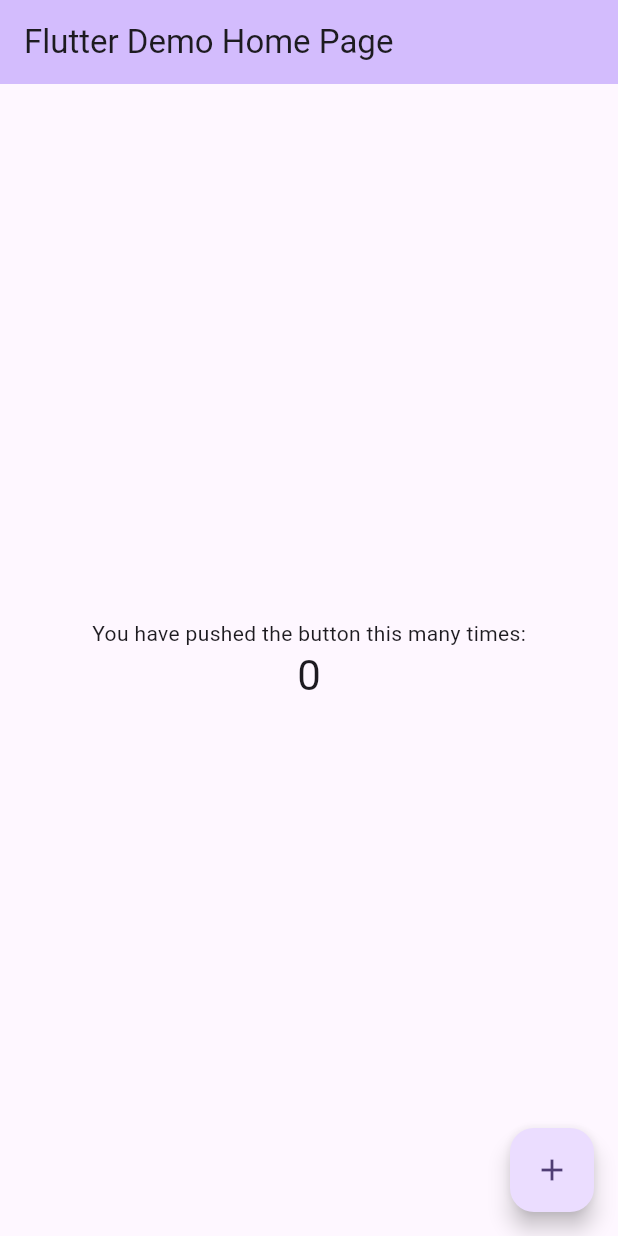
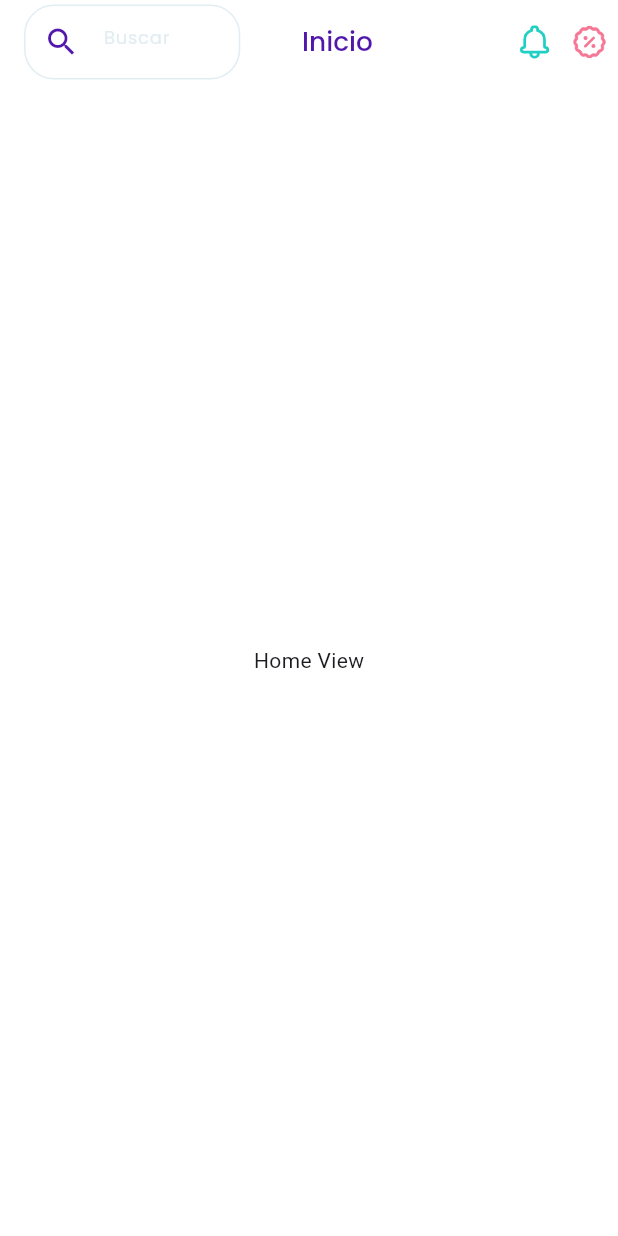
Before and after one commit to Mahmoudshady20/jabal_task, a Flutter app: the screen it shows after launch, on a phone screen of 412 x 824 dp. Run offline on Flutter 3.47's test engine with Material 3 defaults, Android fonts, the phone set to English and light mode, and no system bars; our stand-ins replace flutter_svg, google_fonts.

Commit message:
1- finish appBar

```diff
--- /dev/null
+++ b/lib/features/home_feature/presentation/views/home_view.dart
@@ -0,0 +1,16 @@
+import 'package:flutter/material.dart';
+import 'package:jabal_task/features/home_feature/presentation/views/widgets/custom_app_bar.dart';
+
+class HomeView extends StatelessWidget {
+  static const String routeName = 'homeView';
+  const HomeView({super.key});
+
+  @override
+  Widget build(BuildContext context) {
+    return Scaffold(
+      backgroundColor: Colors.white,
+      appBar: CustomAppBar(),
+      body: Center(child: Text('Home View')),
+    );
+  }
+}
--- /dev/null
+++ b/lib/features/home_feature/presentation/views/widgets/custom_app_bar.dart
@@ -0,0 +1,59 @@
+import 'package:flutter/material.dart';
+import 'package:flutter_svg/flutter_svg.dart';
+import 'package:google_fonts/google_fonts.dart';
+import 'package:jabal_task/core/utils/app_styles.dart';
+import 'package:jabal_task/features/home_feature/presentation/views/widgets/search_widget.dart';
+
+class CustomAppBar extends StatelessWidget implements PreferredSizeWidget {
+  const CustomAppBar({super.key});
+
+  @override
+  Widget build(BuildContext context) {
+    return AppBar(
+      backgroundColor: Colors.transparent,
+      elevation: 0,
+      actions: [
+        Padding(
+          padding: const EdgeInsets.all(8.0),
+          child: InkWell(
+            child: SvgPicture.asset(
+              'assets/images/notification.svg',
+            ),
+          ),
+        ),
+        Padding(
+          padding: const EdgeInsets.all(8.0),
+          child: InkWell(
+            child: SvgPicture.asset(
+              'assets/images/leading2.svg',
+            ),
+          ),
+        ),
+      ],
+      title: Row(
+        children: [
+          const SearchWidget(),
+          SizedBox(
+            width: MediaQuery.sizeOf(context).width * .1,
+          ),
+          Center(
+            child: Text(
+              'Inicio',
+              style: GoogleFonts.poppins(
+                color: const Color(0xFF5117AC),
+                fontSize: AppStyles.getResponsiveFontSize(
+                  context,
+                  fontSize: 22,
+                ),
+                fontWeight: FontWeight.w500,
+              ),
+            ),
+          ),
+        ],
+      ),
+    );
+  }
+
+  @override
+  Size get preferredSize => const Size.fromHeight(kToolbarHeight);
+}
--- /dev/null
+++ b/lib/features/home_feature/presentation/views/widgets/search_widget.dart
@@ -0,0 +1,38 @@
+import 'package:flutter/material.dart';
+import 'package:google_fonts/google_fonts.dart';
+
+import '../../../../../core/utils/app_styles.dart';
+
+class SearchWidget extends StatelessWidget {
+  const SearchWidget({super.key});
+
+  @override
+  Widget build(BuildContext context) {
+    return Container(
+      width: MediaQuery.sizeOf(context).width * .35,
+      decoration: BoxDecoration(
+          color: Colors.white,
+          borderRadius: BorderRadius.circular(20),
+          border: Border.all(
+            color: const Color(0xFFE2EDF2),
+          )),
+      child: TextField(
+        decoration: InputDecoration(
+          border: InputBorder.none,
+          prefixIcon: Icon(
+            Icons.search,
+            color: Color(0xFF5117AC),
+          ),
+          hintText: 'Buscar',
+          hintStyle: GoogleFonts.poppins(
+            color: const Color(0xFFE2EDF2),
+            fontSize: AppStyles.getResponsiveFontSize(
+              context,
+              fontSize: 15,
+            ),
+          ),
+        ),
+      ),
+    );
+  }
+}
--- a/lib/main.dart
+++ b/lib/main.dart
@@ -1,10 +1,10 @@
 import 'package:flutter/material.dart';
+import 'package:jabal_task/features/home_feature/presentation/views/home_view.dart';
 
 void main() {
   runApp(const MyApp());
 }
 
-//GoogleFonts.lato(),
 class MyApp extends StatelessWidget {
   const MyApp({super.key});
 
@@ -12,115 +12,12 @@ class MyApp extends StatelessWidget {
   @override
   Widget build(BuildContext context) {
     return MaterialApp(
-      title: 'Flutter Demo',
-      theme: ThemeData(
-        // This is the theme of your application.
-        //
-        // TRY THIS: Try running your application with "flutter run". You'll see
-        // the application has a purple toolbar. Then, without quitting the app,
-        // try changing the seedColor in the colorScheme below to Colors.green
-        // and then invoke "hot reload" (save your changes or press the "hot
-        // reload" button in a Flutter-supported IDE, or press "r" if you used
-        // the command line to start the app).
-        //
-        // Notice that the counter didn't reset back to zero; the application
-        // state is not lost during the reload. To reset the state, use hot
-        // restart instead.
-        //
-        // This works for code too, not just values: Most code changes can be
-        // tested with just a hot reload.
-        colorScheme: ColorScheme.fromSeed(seedColor: Colors.deepPurple),
-        useMaterial3: true,
-      ),
-      home: const MyHomePage(title: 'Flutter Demo Home Page'),
+      debugShowCheckedModeBanner: false,
+      title: 'Jabal Task',
+      routes: {
+        HomeView.routeName: (context) => const HomeView(),
+      },
+      initialRoute: HomeView.routeName,
     );
   }
 }
-
-class MyHomePage extends StatefulWidget {
-  const MyHomePage({super.key, required this.title});
-
-  // This widget is the home page of your application. It is stateful, meaning
-  // that it has a State object (defined below) that contains fields that affect
-  // how it looks.
-
-  // This class is the configuration for the state. It holds the values (in this
-  // case the title) provided by the parent (in this case the App widget) and
-  // used by the build method of the State. Fields in a Widget subclass are
-  // always marked "final".
-
-  final String title;
-
-  @override
-  State<MyHomePage> createState() => _MyHomePageState();
-}
-
-class _MyHomePageState extends State<MyHomePage> {
-  int _counter = 0;
-
-  void _incrementCounter() {
-    setState(() {
-      // This call to setState tells the Flutter framework that something has
-      // changed in this State, which causes it to rerun the build method below
-      // so that the display can reflect the updated values. If we changed
-      // _counter without calling setState(), then the build method would not be
-      // called again, and so nothing would appear to happen.
-      _counter++;
-    });
-  }
-
-  @override
-  Widget build(BuildContext context) {
-    // This method is rerun every time setState is called, for instance as done
-    // by the _incrementCounter method above.
-    //
-    // The Flutter framework has been optimized to make rerunning build methods
-    // fast, so that you can just rebuild anything that needs updating rather
-    // than having to individually change instances of widgets.
-    return Scaffold(
-      appBar: AppBar(
-        // TRY THIS: Try changing the color here to a specific color (to
-        // Colors.amber, perhaps?) and trigger a hot reload to see the AppBar
-        // change color while the other colors stay the same.
-        backgroundColor: Theme.of(context).colorScheme.inversePrimary,
-        // Here we take the value from the MyHomePage object that was created by
-        // the App.build method, and use it to set our appbar title.
-        title: Text(widget.title),
-      ),
-      body: Center(
-        // Center is a layout widget. It takes a single child and positions it
-        // in the middle of the parent.
-        child: Column(
-          // Column is also a layout widget. It takes a list of children and
-          // arranges them vertically. By default, it sizes itself to fit its
-          // children horizontally, and tries to be as tall as its parent.
-          //
-          // Column has various properties to control how it sizes itself and
-          // how it positions its children. Here we use mainAxisAlignment to
-          // center the children vertically; the main axis here is the vertical
-          // axis because Columns are vertical (the cross axis would be
-          // horizontal).
-          //
-          // TRY THIS: Invoke "debug painting" (choose the "Toggle Debug Paint"
-          // action in the IDE, or press "p" in the console), to see the
-          // wireframe for each widget.
-          mainAxisAlignment: MainAxisAlignment.center,
-          children: <Widget>[
-            const Text(
-              'You have pushed the button this many times:',
-            ),
-            Text(
-              '$_counter',
-              style: Theme.of(context).textTheme.headlineMedium,
-            ),
-          ],
-        ),
-      ),
-      floatingActionButton: FloatingActionButton(
-        onPressed: _incrementCounter,
-        tooltip: 'Increment',
-        child: const Icon(Icons.add),
-      ), // This trailing comma makes auto-formatting nicer for build methods.
-    );
-  }
-}
--- a/pubspec.yaml
+++ b/pubspec.yaml
@@ -35,6 +35,7 @@ dependencies:
   # Use with the CupertinoIcons class for iOS style icons.
   cupertino_icons: ^1.0.8
   google_fonts: ^6.2.1
+  flutter_svg: ^2.0.17
 
 dev_dependencies:
   flutter_test:
@@ -59,8 +60,8 @@ flutter:
   uses-material-design: true
 
   # To add assets to your application, add an assets section, like this:
-  # assets:
-  #   - images/a_dot_burr.jpeg
+  assets:
+    - assets/images/
   #   - images/a_dot_ham.jpeg
 
   # An image asset can refer to one or more resolution-specific "variants", see
```
Also changed, not shown: assets/images/leading2.svg (added), assets/images/notification.svg (added), pubspec.lock.
